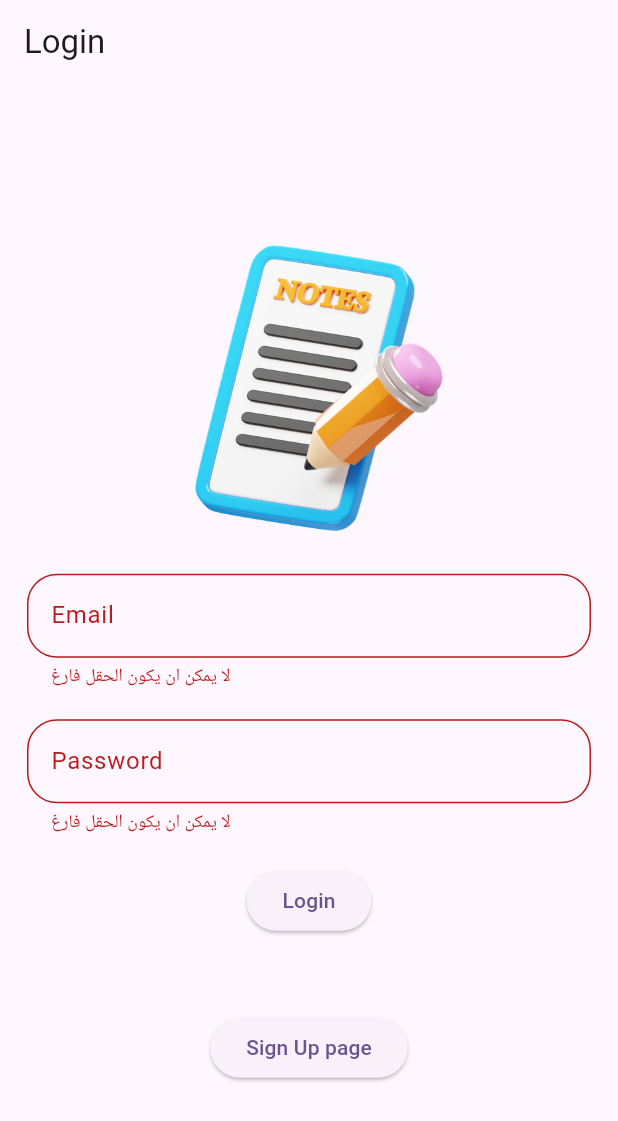
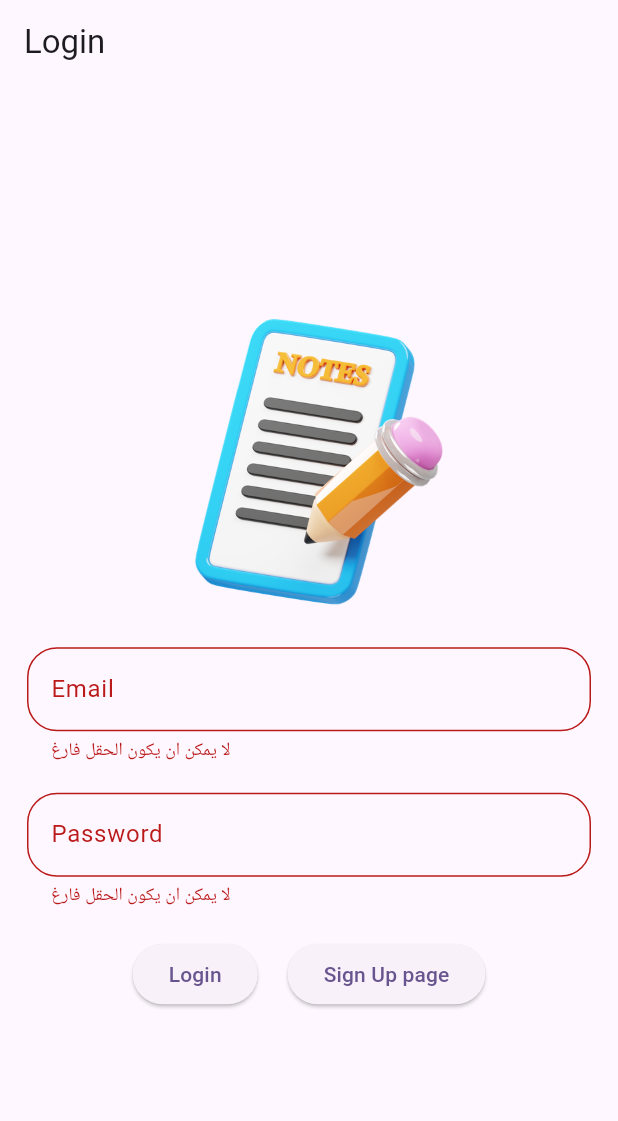
Before and after one commit to AymanTegany/noteapp_php, a Flutter app: the screen it shows after launch, after a tap on "Login", on a phone screen of 412 x 824 dp. Shown: the top 1121 px of the screen. Run offline on Flutter 3.47's test engine with Material 3 defaults, Android fonts, the phone set to English and light mode, and no system bars; our stand-ins replace awesome_dialog, shared_preferences.

Commit message:
feat: implement authentication flow with login, home screens, and API integration using shared preferences

```diff
--- /dev/null
+++ b/devtools_options.yaml
@@ -0,0 +1,3 @@
+description: This file stores settings for Dart & Flutter DevTools.
+documentation: https://docs.flutter.dev/tools/devtools/extensions#configure-extension-enablement-states
+extensions:
--- a/lib/app/auth/login.dart
+++ b/lib/app/auth/login.dart
@@ -31,9 +31,9 @@ class _LoginState extends State<Login> {
         "password": passwordController.text,
       });
       if (response["status"] == "success") {
-        sharedPref.setString("id", response["id"]);
-        sharedPref.setString("username", response["username"]);
-        sharedPref.setString("email", response["email"]);
+        sharedPref.setString("id", response['data']['id'].toString());
+        sharedPref.setString("username", response['data']['username']);
+        sharedPref.setString("email", response['data']['email']);
         Navigator.of(context).pushNamedAndRemoveUntil("home", (route) => false);
       } else {
         setState(() {
@@ -47,7 +47,6 @@ class _LoginState extends State<Login> {
           btnCancelOnPress: () {},
         ).show();
       }
-
     }
   }
 
@@ -58,8 +57,10 @@ class _LoginState extends State<Login> {
       body: isLoading
           ? Center(child: CircularProgressIndicator())
           : Center(
-              child: Padding(
+              child: Container(
                 padding: const EdgeInsets.all(18.0),
+                width: 600,
+                height: 600,
                 child: Form(
                   key: formstate,
                   child: Column(
@@ -84,19 +85,24 @@ class _LoginState extends State<Login> {
                       ),
                       const SizedBox(height: 20),
 
+                      Row(
+                        mainAxisAlignment: MainAxisAlignment.center,
+
+                        children: [
                           ElevatedButton(
                             onPressed: () async {
                               await login();
                             },
                             child: const Text("Login"),
                           ),
-
-                      SizedBox(height: 50),
+                          SizedBox(width: 20),
                           ElevatedButton(
                             onPressed: () {
                               Navigator.of(context).pushNamed("signup");
                             },
                             child: const Text("Sign Up page"),
+                          ),
+                        ],
                       ),
                     ],
                   ),
--- a/lib/app/home.dart
+++ b/lib/app/home.dart
@@ -1,4 +1,5 @@
 import 'package:flutter/material.dart';
+import 'package:noteapp_php/main.dart';
 
 class Home extends StatefulWidget {
   const Home({super.key});
@@ -13,9 +14,20 @@ class _HomeState extends State<Home> {
     return Scaffold(
       appBar: AppBar(
         title: const Text("Home"),
+        actions: [
+          IconButton(
+            onPressed: () {
+              sharedPref.clear();
+              Navigator.of(
+                context,
+              ).pushNamedAndRemoveUntil("login", (route) => false);
+            },
+            icon: const Icon(Icons.logout),
+          ),
+        ],
       ),
       floatingActionButton: FloatingActionButton(
-        onPressed: (){},
+        onPressed: () {},
         child: const Icon(Icons.add),
       ),
       body: Container(
@@ -23,15 +35,17 @@ class _HomeState extends State<Home> {
         child: ListView(
           children: [
             InkWell(
-              onTap: (){},
+              onTap: () {},
               child: Card(
                 child: Row(
                   mainAxisAlignment: MainAxisAlignment.start,
                   children: [
                     Expanded(
                       flex: 1,
-                      child: Image.asset("images/logo.png",
-                        width: 100, height: 100,
+                      child: Image.asset(
+                        "images/logo.png",
+                        width: 100,
+                        height: 100,
                         fit: BoxFit.contain,
                       ),
                     ),
@@ -40,15 +54,16 @@ class _HomeState extends State<Home> {
                       flex: 2,
                       child: ListTile(
                         title: Text("note Titile"),
-                          subtitle:  Text("note content"),
-                        )),
+                        subtitle: Text("note content"),
+                      ),
+                    ),
                   ],
                 ),
               ),
-            )
+            ),
           ],
         ),
-      )
+      ),
     );
   }
 }
--- a/lib/components/crud.dart
+++ b/lib/components/crud.dart
@@ -17,18 +17,19 @@ class Crud {
   }
 
   postRequest(String url, Map data) async {
-    // تأخير3 ثوني
-    await Future.delayed(Duration(seconds: 3));
     try {
       var response = await http.post(Uri.parse(url), body: data);
       if (response.statusCode == 200) {
         var responsebody = jsonDecode(response.body);
         return responsebody;
       } else {
-        print("Error ${response.statusCode}");
+        print("Error Status Code: ${response.statusCode}");
+        print("Response Body: ${response.body}");
+        return {"status": "fail", "message": "Server Error ${response.statusCode}"};
       }
     } catch (e) {
       print("Error Catch $e");
+      return {"status": "fail", "message": "Catch Error: $e"};
     }
   }
 }
--- a/lib/components/valid.dart
+++ b/lib/components/valid.dart
@@ -1,34 +1,25 @@
 import 'package:noteapp_php/constant/message.dart';
 
-validInput(String val, int min, int max, String type) {
-  if (val.isEmpty) {
-    return "$messageInputEmpty";
+String? validInput(String val, int min, int max, String type) {
+  if (val.isEmpty) return messageInputEmpty;
+
+  if (val.length < min) return "$messageInputMin $min";
+  if (val.length > max) return "$messageInputMax $max";
+
+  if (type == "username" &&
+      val.length > 20 &&
+      val.length < 3 &&
+      val.contains(" ")) {
+    return messageInvalidUsername;
   }
 
-  if (type == "username") {
-    if (!RegExp(r"^[a-zA-Z0-9._]+$").hasMatch(val)) {
-      return "$messageInvalidUsername";
-    }
+  if (type == "email" && !RegExp(r"^[^@]+@[^@]+\.[^@]+$").hasMatch(val)) {
+    return messageInvalidEmail;
   }
 
-  if (type == "email") {
-    if (!RegExp(r"^[\w-\.]+@([\w-]+\.)+[\w-]{2,4}$").hasMatch(val)) {
-      return "$messageInvalidEmail";
-    }
+  if (type == "password" && val.length < 5) {
+    return messageWeakPassword;
   }
 
-  if (type == "password") {
-    // Requires at least one letter and one number
-    if (!RegExp(r"^(?=.*[A-Za-z])(?=.*\d)[A-Za-z\d!@#$%^&*()_+]{1,}$").hasMatch(val)) {
-      return "$messageWeakPassword";
-    }
-  }
-
-  if (val.length < min) {
-    return "$messageInputMin $min";
-  }
-
-  if (val.length > max) {
-    return "$messageInputMax $max";
-  }
+  return null;
 }
--- a/lib/constant/linkapi.dart
+++ b/lib/constant/linkapi.dart
@@ -1,4 +1,5 @@
-const String LinkeServerName = "http://localhost/coursephp";
+// Replace '192.168.1.5' with your PC's IP address (Run 'ipconfig' in CMD to find it)
+const String LinkeServerName = "http://192.168.1.9/coursephp";
 // Auth
 const String LinkSignup = "$LinkeServerName/auth/signup.php";
 const String LinkLogin = "$LinkeServerName/auth/login.php";
--- a/lib/main.dart
+++ b/lib/main.dart
@@ -6,7 +6,7 @@ import 'package:noteapp_php/app/home.dart';
 import 'package:shared_preferences/shared_preferences.dart';
 
 late SharedPreferences sharedPref;
-void main()async {
+void main() async {
   WidgetsFlutterBinding.ensureInitialized();
   sharedPref = await SharedPreferences.getInstance();
   runApp(const MyApp());
@@ -19,7 +19,7 @@ class MyApp extends StatelessWidget {
   @override
   Widget build(BuildContext context) {
     return MaterialApp(
-      initialRoute: "login",
+      initialRoute: sharedPref.getString("id") == null ? "login" : "home",
       routes: {
         "login": (context) => Login(),
         "signup": (context) => Signup(),
```
Also changed, not shown: 1 other file. Lines whose indentation alone changed are shown as unchanged.
